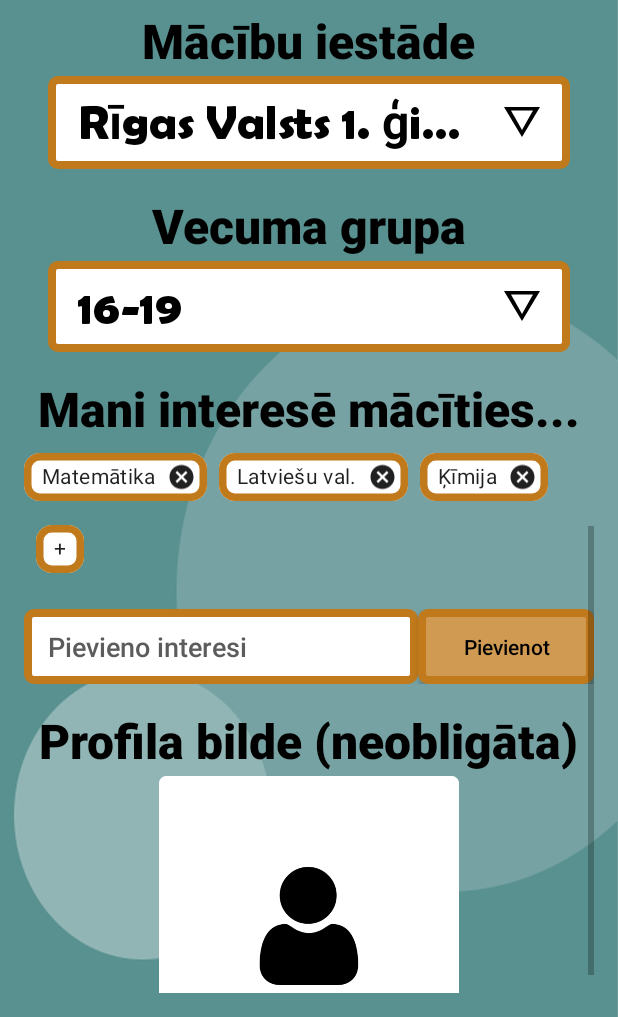
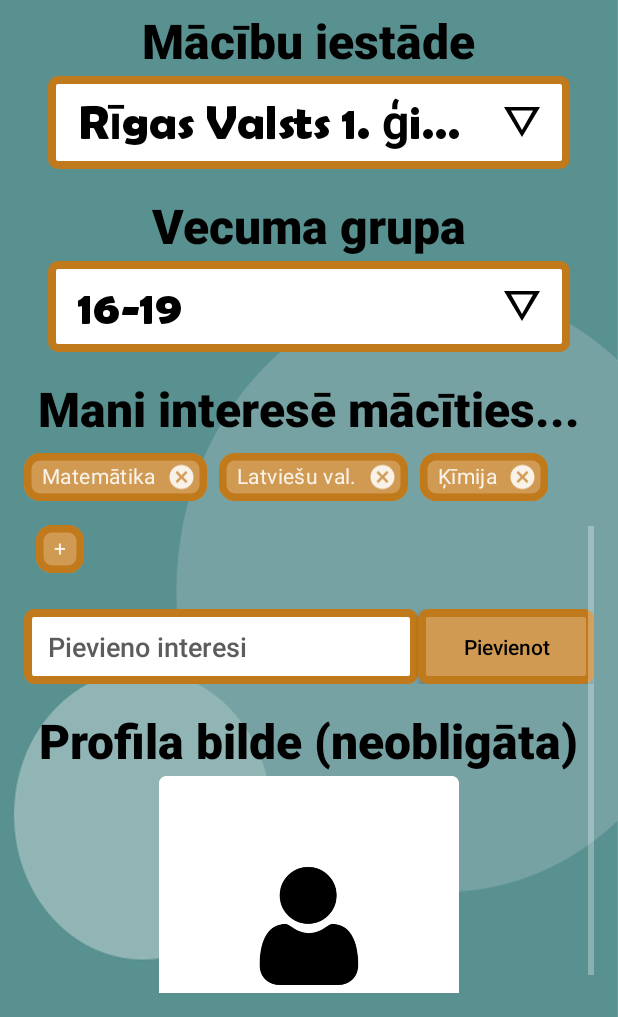
Before and after one commit to Cerins/OOP-client, an Android app: the RegisterFragment screen opened through its navigation route, scrolled down 926 dp, on a phone screen of 412 x 824 dp, the part 219-1236 px from its top. Run offline under Robolectric (Android 15) with nearby library versions, the phone set to English and light mode, and no system bars; our stand-ins replace Dagger/Hilt's generated code, navigation-ui; network calls fail; pictures from the network do not load.

Commit message:
fixed tags in register view

```diff
--- a/app/src/main/java/com/example/studybuddy/ui/register/RegisterFragment.kt
+++ b/app/src/main/java/com/example/studybuddy/ui/register/RegisterFragment.kt
@@ -272,7 +272,7 @@ class RegisterFragment : Fragment() {
                 setChipStrokeColorResource(R.color.orange_100)
                 chipStrokeColor = resources.getColorStateList(R.color.orange_100, null)
                 chipCornerRadius = 16f
-                chipBackgroundColor = resources.getColorStateList(R.color.white, null)
+                chipBackgroundColor = resources.getColorStateList(R.color.orange_50, null)
                 background = resources.getDrawable(R.drawable.bg_et, null)
                 isCloseIconVisible = interest.isCloseVisible
                 setOnCloseIconClickListener {
--- a/app/src/main/res/values-night/themes.xml
+++ /dev/null
@@ -1,21 +0,0 @@
-<resources xmlns:tools="http://schemas.android.com/tools">
-    <!-- Base application theme. -->
-    <style name="Theme.StudyBuddy" parent="Theme.MaterialComponents.DayNight.DarkActionBar">
-        <!-- Primary brand color. -->
-        <item name="colorPrimary">@color/teal_100</item>
-        <item name="colorPrimaryVariant">@color/teal_50</item>
-        <item name="colorOnPrimary">@color/black</item>
-        <item name="android:windowBackground">@color/orange_50</item>
-        <!-- Secondary brand color. -->
-        <item name="colorSecondary">@color/orange_100</item>
-        <item name="colorSecondaryVariant">@color/orange_50</item>
-        <item name="colorOnSecondary">@color/black</item>
-        <!-- Status bar color. -->
-        <item name="android:statusBarColor">?attr/colorPrimaryVariant</item>
-        <!-- Customize your theme here. -->
-<!--        <item name="colorErrorDark">@color/red_100</item>-->
-<!--        <item name="colorErrorMain">@color/red_50</item>-->
-<!--        <item name="colorErrorVariant">@color/red_40</item>-->
-<!--        <item name="colorErrorLight">@color/red_10</item>-->
-    </style>
-</resources>
--- a/app/src/main/res/values/themes.xml
+++ b/app/src/main/res/values/themes.xml
@@ -1,6 +1,6 @@
 <resources xmlns:tools="http://schemas.android.com/tools">
     <!-- Base application theme. -->
-    <style name="Theme.StudyBuddy" parent="Theme.MaterialComponents.DayNight.NoActionBar">
+    <style name="Theme.StudyBuddy" parent="Theme.MaterialComponents.NoActionBar">
         <!-- Primary brand color. -->
         <item name="font">@font/berlin</item>
         <item name="android:fontFamily">@font/berlin</item>
```
